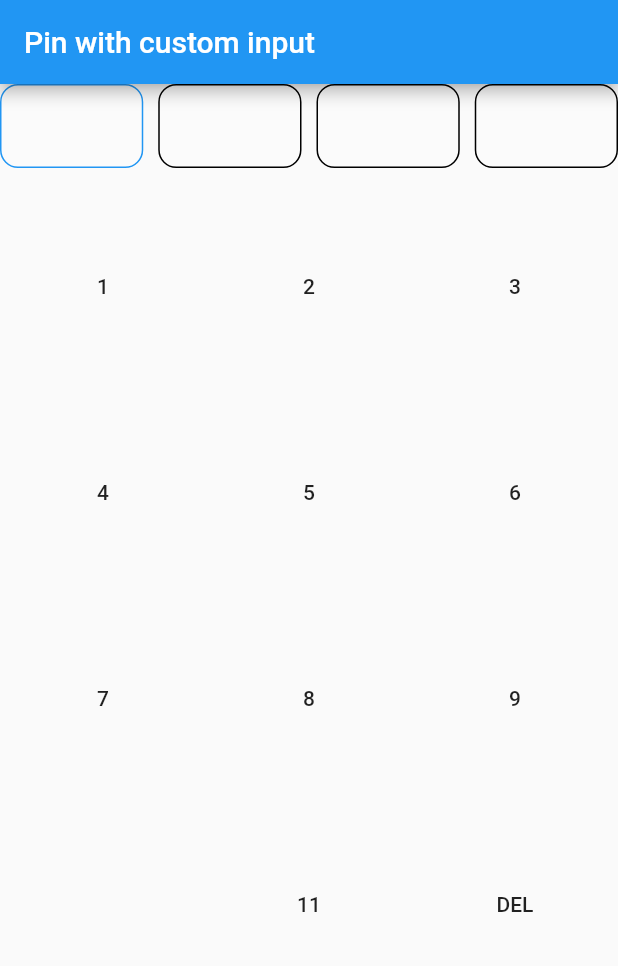
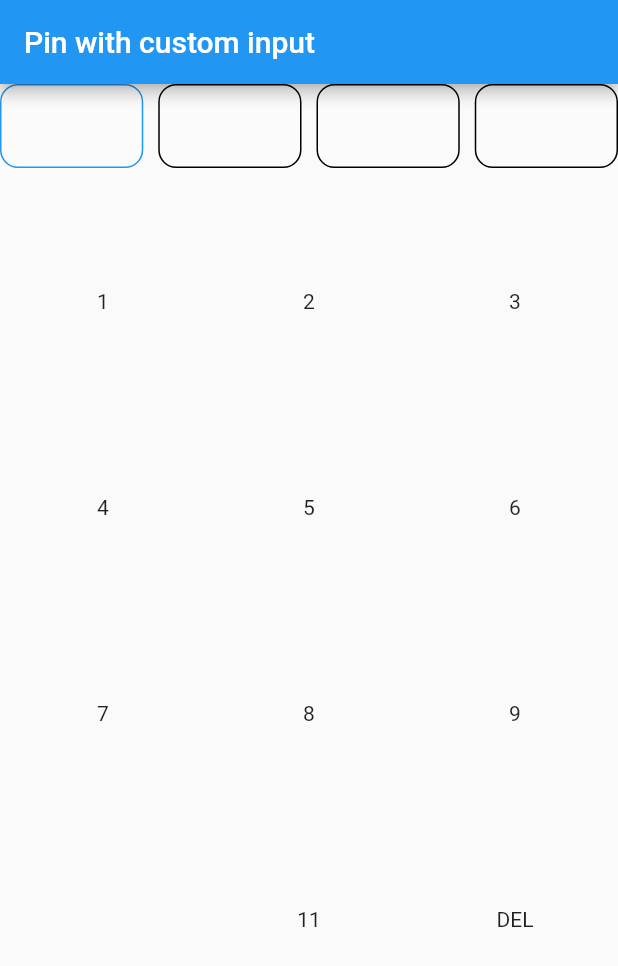
Before and after one commit to appnormal/apn_widgets, a Flutter app: the _PinPageCustomBody widget shown alone on an empty page, opened directly, on a phone screen of 412 x 824 dp. Shown: the top 966 px of the screen. Run offline on Flutter 3.47's test engine with Material 2 defaults, Android fonts, the phone set to English and light mode, and no system bars; our stand-ins replace flare_flutter; missing offline and left inert: apn_analytics, apn_http, app_settings, keyboard_visibility.

Commit message:
refactor pin input

```diff
--- a/example/lib/features/pin_page.dart
+++ b/example/lib/features/pin_page.dart
@@ -56,42 +56,15 @@ class _PinPageCustomBody extends StatelessWidget {
     final TextEditingController controller = TextEditingController();
     return ExamplePage(
       title: 'Pin with custom input',
-      child: Column(
-        children: [
-          PinInput(
-            controller: controller,
-            spaceBetween: 10,
-            hasError: false,
-            pinFieldBuilder: (data) =>
-                _PinField(height: data.height, value: data.value, isFocused: data.isFocussed, hasError: false),
-          ),
-          SizedBox(
-            height: 10,
-          ),
-          Expanded(
-            child: GridView.builder(
-                itemCount: 12,
-                gridDelegate: SliverGridDelegateWithFixedCrossAxisCount(crossAxisCount: 3),
-                itemBuilder: (BuildContext context, int index) {
-                  if (index == 9) return Container();
-                  if (index == 11)
-                    return _DeleteButton(
-                      onDeleteTapped: () {
-                        if (controller.text.length > 0) {
-                          var pinValues = controller.text.substring(0, controller.text.length - 1);
-                          controller.text = pinValues;
-                        }
-                      },
-                    );
-                  return _CustomInput(
-                    value: index + 1,
-                    onButtonTapped: (index) => {
-                      if (controller.text.length < 4) {controller.text = '${controller.text}$index'}
-                    },
-                  );
-                }),
-          )
-        ],
+      child: PageInputKeyboard(
+        controller: controller,
+        keyboardSpacing: 20,
+        spaceBetween: 10,
+        hasError: false,
+        deleteButton: _DeleteButton(),
+        pinFieldBuilder: (data) =>
+            _PinField(height: data.height, value: data.value, isFocused: data.isFocussed, hasError: false),
+        digitBuilder: (DigitData data) => _CustomInput(value: data.digit),
       ),
     );
   }
@@ -104,8 +77,7 @@ class _DeleteButton extends StatelessWidget {
 
   @override
   Widget build(BuildContext context) {
-    return FlatButton(
-      onPressed: onDeleteTapped,
+    return Center(
       child: Text('DEL'),
     );
   }
@@ -113,19 +85,16 @@ class _DeleteButton extends StatelessWidget {
 
 class _CustomInput extends StatelessWidget {
   final int value;
-  final ValueSetter<int> onButtonTapped;
 
   const _CustomInput({
     Key key,
     this.value,
-    this.onButtonTapped,
   }) : super(key: key);
 
   @override
   Widget build(BuildContext context) {
-    return FlatButton(
-      child: Text('${value}'),
-      onPressed: () => onButtonTapped(value),
+    return Center(
+      child: Text('$value'),
     );
   }
 }
--- a/lib/src/pin_input.dart
+++ b/lib/src/pin_input.dart
@@ -1,3 +1,4 @@
+import 'package:apn_widgets/apn_widgets.dart';
 import 'package:flutter/material.dart';
 import 'package:flutter/services.dart';
 import 'package:keyboard_visibility/keyboard_visibility.dart';
@@ -154,3 +155,82 @@ class PinFieldData {
 }
 
 typedef PinFieldBuilder = Widget Function(PinFieldData data);
+
+class PageInputKeyboard extends StatelessWidget {
+  final Widget deleteButton;
+  final Widget leftAction;
+  final double height;
+  final double spaceBetween;
+  final double keyboardSpacing;
+  final TextEditingController controller;
+  final FocusNode focusNode;
+  final VoidCallback onCodeCompleted;
+  final bool hasError;
+  final ValueChanged<String> onChanged;
+  final PinFieldBuilder pinFieldBuilder;
+  final DigitBuilder digitBuilder;
+
+  const PageInputKeyboard({
+    Key key,
+    @required this.digitBuilder,
+    this.height,
+    this.spaceBetween,
+    this.controller,
+    this.focusNode,
+    this.onCodeCompleted,
+    this.hasError,
+    this.onChanged,
+    this.pinFieldBuilder,
+    this.leftAction,
+    this.deleteButton,
+    this.keyboardSpacing = 10,
+  }) : super(key: key);
+
+  @override
+  Widget build(BuildContext context) {
+    return Column(
+      children: [
+        PinInput(
+            controller: controller, spaceBetween: spaceBetween, hasError: hasError, pinFieldBuilder: pinFieldBuilder),
+        SizedBox(
+          height: keyboardSpacing,
+        ),
+        Expanded(
+          child: GridView.builder(
+              itemCount: 12,
+              gridDelegate: SliverGridDelegateWithFixedCrossAxisCount(crossAxisCount: 3),
+              itemBuilder: (BuildContext context, int index) {
+                final digit = index + 1;
+                if (index == 9) return leftAction ?? Container();
+                if (index == 11)
+                  return deleteButton != null
+                      ? TappableOverlay(
+                          onTap: () {
+                            if (controller.text.length > 0) {
+                              var pinValues = controller.text.substring(0, controller.text.length - 1);
+                              controller.text = pinValues;
+                            }
+                          },
+                          child: deleteButton,
+                        )
+                      : Container();
+                return TappableOverlay(
+                  onTap: () => {
+                    if (controller.text.length < 4) {controller.text = '${controller.text}$digit'}
+                  },
+                  child: digitBuilder(DigitData(digit: digit)),
+                );
+              }),
+        )
+      ],
+    );
+  }
+}
+
+typedef DigitBuilder = Widget Function(DigitData data);
+
+class DigitData {
+  final int digit;
+
+  DigitData({this.digit});
+}
```
